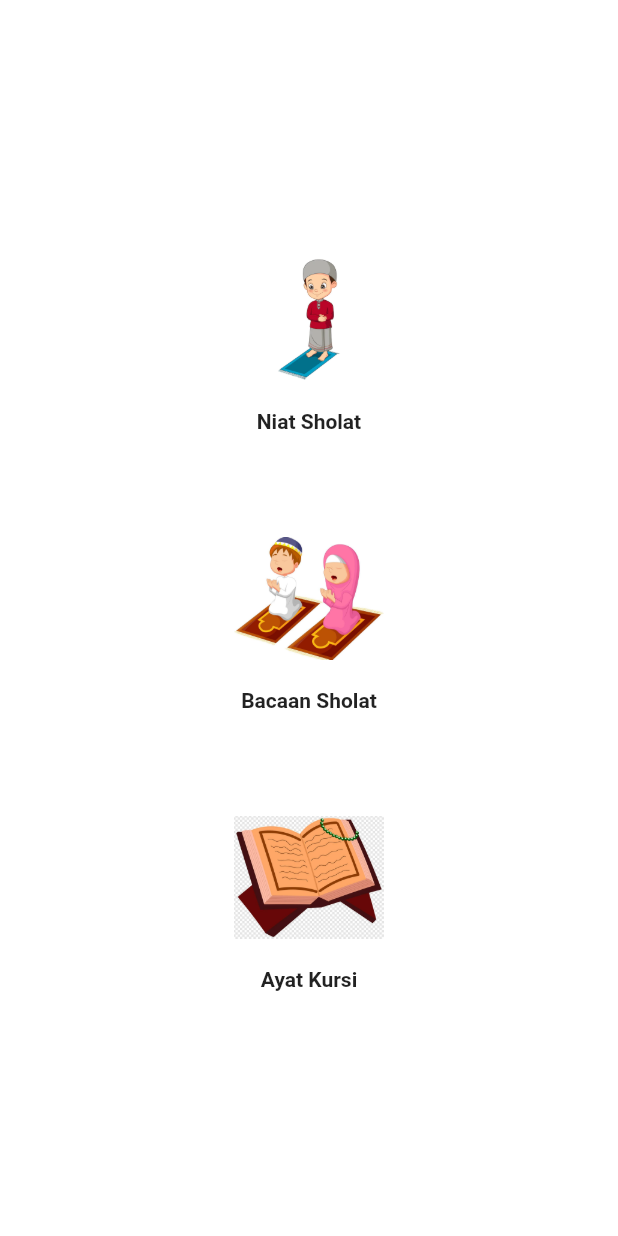
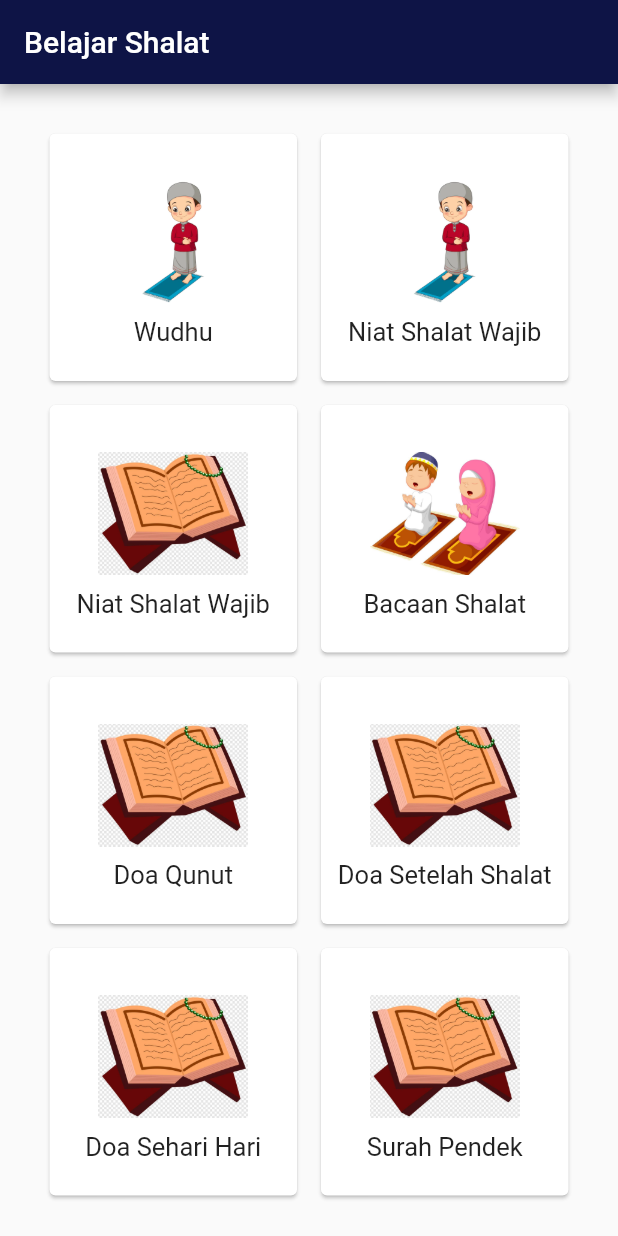
Before and after one commit to SalsabilaFatmasari/aplikasi_anak_muslim, a Flutter app: the screen it shows after launch, on a phone screen of 412 x 824 dp. Run offline on Flutter 3.47's test engine with Material 2 defaults, Android fonts, the phone set to English and light mode, and no system bars.

Commit message:
menu utama baru

```diff
--- a/lib/page/main_page.dart
+++ b/lib/page/main_page.dart
@@ -1,7 +1,7 @@
+import 'package:flutter/material.dart';
 import 'package:apk_ank/page/ayat_kursi_page.dart';
 import 'package:apk_ank/page/bacaan_shalat_page.dart';
 import 'package:apk_ank/page/niat_shalat_page.dart';
-import 'package:flutter/material.dart';
 
 class MainPage extends StatefulWidget {
   const MainPage({Key? key}) : super(key: key);
@@ -10,101 +10,204 @@ class MainPage extends StatefulWidget {
   _MainPageState createState() => _MainPageState();
 }
 
-class _MainPageState extends State<MainPage> {
+class _MainPageState extends State<MainPage>{
   @override
-  Widget build(BuildContext context) {
+  Widget build(BuildContext context){
     return Scaffold(
-      backgroundColor: Colors.white,
-      body: SafeArea(
-        child: Center(
-          child: Column(
-            mainAxisAlignment: MainAxisAlignment.center,
-            children: [
-              Container(
-                margin: EdgeInsets.all(10),
-                child: Expanded(
+      appBar: AppBar(
+        backgroundColor: Color(0xff0e1446),
+        title: const Text("Belajar Shalat"),
+      ),
+      body: GridView.count(
+        padding: const EdgeInsets.all(25),
+        crossAxisCount: 2,
+        children: <Widget>[
+          Card(
+            margin: const EdgeInsets.all(8),
             child: InkWell(
-                    highlightColor: Colors.transparent,
-                    splashColor: Colors.transparent,
-                    onTap: () {
+              onTap: (){
                 Navigator.push(
                           context,
                           MaterialPageRoute(
                               builder: (context) => NiatSholat()));
               },
+              splashColor: Colors.blue,
+              child: Center(
                 child: Column(
-                      children: [
+                  mainAxisSize: MainAxisSize.min,
+                  children: const <Widget>[
                     Image(
                           image: AssetImage("assets/images/ic_niat.png"),
                           height: 100,
                           width: 100,
                         ),
-                        SizedBox(height: 10),
-                        Text(
-                          "Niat Sholat",
-                          style: TextStyle(
-                              fontSize: 14, fontWeight: FontWeight.bold),
-                        ),
+                    Text("Wudhu", style: TextStyle(fontSize: 17.0)),
                   ],
                 ),
               ),
             ),
           ),
-              SizedBox(height: 40),
-              Container(
-                margin: EdgeInsets.all(10),
-                child: Expanded(
+          Card(
+            margin: const EdgeInsets.all(8),
             child: InkWell(
-                    highlightColor: Colors.transparent,
-                    splashColor: Colors.transparent,
-                    onTap: () {
+              onTap: (){
+                Navigator.push(
+                          context,
+                          MaterialPageRoute(
+                              builder: (context) => NiatSholat()));
+              },
+              splashColor: Colors.blue,
+              child: Center(
+                child: Column(
+                  mainAxisSize: MainAxisSize.min,
+                  children: const <Widget>[
+                    Image(
+                          image: AssetImage("assets/images/ic_niat.png"),
+                          height: 100,
+                          width: 100,
+                        ),
+                    Text("Niat Shalat Wajib", style: TextStyle(fontSize: 17.0)),
+                  ],
+                ),
+              ),
+            ),
+          ),
+
+          Card(
+            margin: const EdgeInsets.all(8),
+            child: InkWell(
+              onTap: (){
+                Navigator.push(context,
+                          MaterialPageRoute(builder: (context) => AyatKursi()));
+              },
+              splashColor: Colors.blue,
+              child: Center(
+                child: Column(
+                  mainAxisSize: MainAxisSize.min,
+                  children: const <Widget>[
+                    Image(
+                          image: AssetImage("assets/images/ic_bacaan.png"),
+                          height: 100,
+                          width: 100,
+                        ),
+                    Text("Niat Shalat Wajib", style: TextStyle(fontSize: 17.0)),
+                  ],
+                ),
+              ),
+            ),
+          ),
+          Card(
+            margin: const EdgeInsets.all(8),
+            child: InkWell(
+              onTap: (){
                  Navigator.push(
                           context,
                           MaterialPageRoute(
                               builder: (context) => BacaanSholat()));
               },
+              splashColor: Colors.blue,
+              child: Center(
                 child: Column(
-                      children: [
+                  mainAxisSize: MainAxisSize.min,
+                  children: const <Widget>[
                     Image(
                           image: AssetImage("assets/images/ic_doa.png"),
                           height: 100,
                           width: 100,
                         ),
-                        SizedBox(height: 10),
-                        Text(
-                          "Bacaan Sholat",
-                          style: TextStyle(
-                              fontSize: 14, fontWeight: FontWeight.bold),
-                        ),
+                    Text("Bacaan Shalat", style: TextStyle(fontSize: 17.0)),
                   ],
                 ),
               ),
             ),
           ),
-              SizedBox(height: 40),
-              Container(
-                margin: EdgeInsets.all(10),
-                child: Expanded(
+          Card(
+            margin: const EdgeInsets.all(8),
             child: InkWell(
-                    highlightColor: Colors.transparent,
-                    splashColor: Colors.transparent,
-                    onTap: () {
+              onTap: (){
                 Navigator.push(context,
                           MaterialPageRoute(builder: (context) => AyatKursi()));
               },
+              splashColor: Colors.blue,
+              child: Center(
                 child: Column(
-                      children: [
+                  mainAxisSize: MainAxisSize.min,
+                  children: const <Widget>[
                     Image(
                           image: AssetImage("assets/images/ic_bacaan.png"),
                           height: 100,
                           width: 100,
                         ),
-                        SizedBox(height: 10),
-                        Text(
-                          "Ayat Kursi",
-                          style: TextStyle(
-                              fontSize: 14, fontWeight: FontWeight.bold),
+                    Text("Doa Qunut", style: TextStyle(fontSize: 17.0)),
+                  ],
                 ),
+              ),
+            ),
+          ),
+          Card(
+            margin: const EdgeInsets.all(8),
+            child: InkWell(
+              onTap: (){
+                Navigator.push(context,
+                          MaterialPageRoute(builder: (context) => AyatKursi()));
+              },
+              splashColor: Colors.blue,
+              child: Center(
+                child: Column(
+                  mainAxisSize: MainAxisSize.min,
+                  children: const <Widget>[
+                    Image(
+                          image: AssetImage("assets/images/ic_bacaan.png"),
+                          height: 100,
+                          width: 100,
+                        ),
+                    Text("Doa Setelah Shalat", style: TextStyle(fontSize: 17.0)),
+                  ],
+                ),
+              ),
+            ),
+          ),
+          Card(
+            margin: const EdgeInsets.all(8),
+            child: InkWell(
+              onTap: (){
+                Navigator.push(context,
+                          MaterialPageRoute(builder: (context) => AyatKursi()));
+              },
+              splashColor: Colors.blue,
+              child: Center(
+                child: Column(
+                  mainAxisSize: MainAxisSize.min,
+                  children: const <Widget>[
+                    Image(
+                          image: AssetImage("assets/images/ic_bacaan.png"),
+                          height: 100,
+                          width: 100,
+                        ),
+                    Text("Doa Sehari Hari", style: TextStyle(fontSize: 17.0)),
+                  ],
+                ),
+              ),
+            ),
+          ),
+          Card(
+            margin: const EdgeInsets.all(8),
+            child: InkWell(
+              onTap: (){
+                Navigator.push(context,
+                          MaterialPageRoute(builder: (context) => AyatKursi()));
+              },
+              splashColor: Colors.blue,
+              child: Center(
+                child: Column(
+                  mainAxisSize: MainAxisSize.min,
+                  children: const <Widget>[
+                    Image(
+                          image: AssetImage("assets/images/ic_bacaan.png"),
+                          height: 100,
+                          width: 100,
+                        ),
+                    Text("Surah Pendek", style: TextStyle(fontSize: 17.0)),
                   ],
                 ),
               ),
@@ -112,8 +215,6 @@ class _MainPageState extends State<MainPage> {
           ),
         ],
       ),
-        ),
-      ),
     );
   }
 }
```
Also changed, not shown: lib/page/main_page2.dart (deleted). Lines whose indentation alone changed are shown as unchanged.
